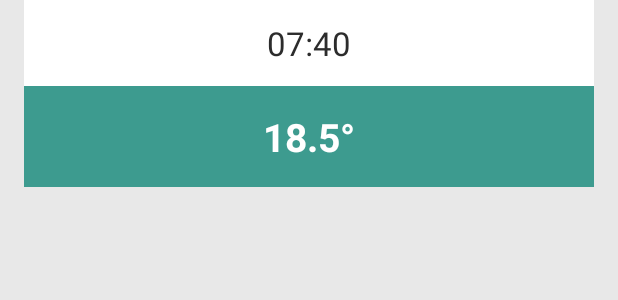
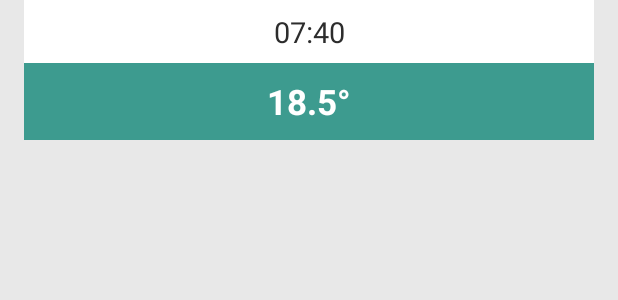
Before and after one commit to aerozeppel/EvohomeControl, an Android app: the layout item_switchpoint.xml on its own in the app's theme, with its tools: preview values and no code run, on a phone screen of 412 x 824 dp. Shown: the top 300 px of the screen. Run offline under Robolectric (Android 15) with nearby library versions, the phone set to English and light mode, and no system bars.

Commit message:
switchpoints

```diff
--- a/app/src/main/res/layout/item_switchpoint.xml
+++ b/app/src/main/res/layout/item_switchpoint.xml
@@ -6,7 +6,7 @@
     android:layout_height="wrap_content"
     android:layout_marginStart="16dp"
     android:layout_marginEnd="16dp"
-    android:layout_marginBottom="6dp"
+    android:layout_marginBottom="3dp"
     android:orientation="vertical"
     android:background="@drawable/switchpoint_background"
     android:clickable="true"
@@ -20,11 +20,11 @@
         android:layout_height="wrap_content"
         android:background="@color/switchpoint_time_bg"
         android:gravity="center"
-        android:paddingTop="14dp"
-        android:paddingBottom="14dp"
+        android:paddingTop="8dp"
+        android:paddingBottom="8dp"
         android:text="07:40"
         android:textColor="@color/text_primary_black"
-        android:textSize="22sp"
+        android:textSize="19sp"
         android:fontFamily="sans-serif" />
 
     <!-- Temperature Block (Teal Background) -->
@@ -34,11 +34,11 @@
         android:layout_height="wrap_content"
         android:background="@color/temp_standard_teal"
         android:gravity="center"
-        android:paddingTop="16dp"
-        android:paddingBottom="16dp"
+        android:paddingTop="10dp"
+        android:paddingBottom="10dp"
         android:text="18.5°"
         android:textColor="@color/text_white"
-        android:textSize="26sp"
+        android:textSize="23sp"
         android:textStyle="bold"
         android:fontFamily="sans-serif" />
 
```
